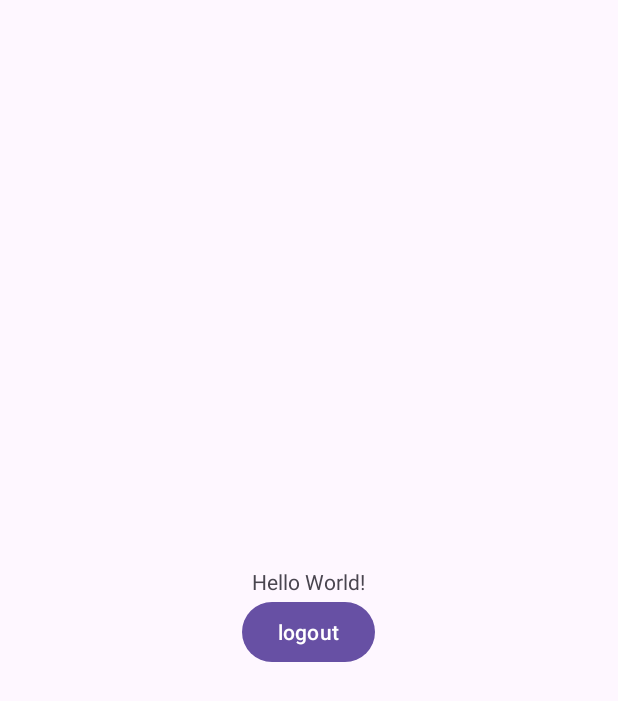
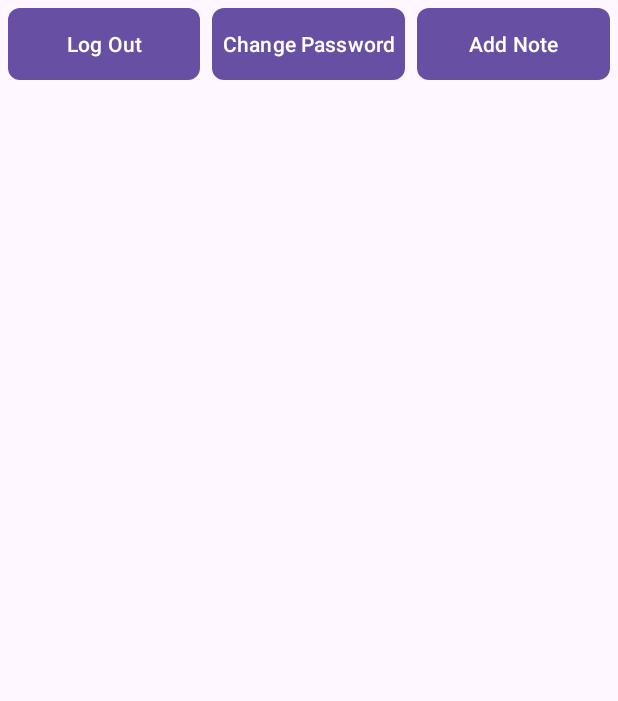
Before and after one commit to mikolaj4/secure-notepad-password-login, an Android app: the layout activity_main.xml on its own in the app's theme, with its tools: preview values and no code run, on a phone screen of 412 x 824 dp. Shown: the top 701 px of the screen. Run offline under Robolectric (Android 15) with nearby library versions, the phone set to English and light mode, and no system bars.

Commit message:
niedziela wieczor

```diff
--- a/app/src/main/AndroidManifest.xml
+++ b/app/src/main/AndroidManifest.xml
@@ -1,8 +1,6 @@
 <?xml version="1.0" encoding="utf-8"?>
 <manifest xmlns:android="http://schemas.android.com/apk/res/android"
     xmlns:tools="http://schemas.android.com/tools">
-
-    <uses-permission android:name="android.permission.INTERNET"/>
 
     <application
         android:allowBackup="true"
@@ -30,7 +28,8 @@
         </activity>
         <activity
             android:name=".MainActivity"
-            android:exported="true">
+            android:exported="true"
+            android:theme="@style/Theme.Material3.Light.NoActionBar">
         </activity>
     </application>
 
--- /dev/null
+++ b/app/src/main/res/drawable/rectangular_button_background.xml
@@ -0,0 +1,5 @@
+<?xml version="1.0" encoding="utf-8"?>
+<shape xmlns:android="http://schemas.android.com/apk/res/android">
+    <solid android:color="@color/cardview_dark_background" />
+    <corners android:radius="8dp" />
+</shape>
--- a/app/src/main/res/layout/activity_main.xml
+++ b/app/src/main/res/layout/activity_main.xml
@@ -5,21 +5,45 @@
     android:layout_width="match_parent"
     android:layout_height="match_parent"
     android:orientation="vertical"
-    android:gravity="center"
     tools:context=".MainActivity">
 
-    <TextView
-        android:id="@+id/user_details"
-        android:layout_width="wrap_content"
+
+    <LinearLayout
+        android:layout_width="match_parent"
         android:layout_height="wrap_content"
-        android:text="Hello World!"
-     />
+        android:orientation="horizontal"
+        android:padding="5dp">
 
-    <Button
-        android:id="@+id/logout_btn"
-        android:layout_width="wrap_content"
-        android:layout_height="wrap_content"
-        android:text="@string/logout_btn_txt"
-        />
+        <Button
+            android:id="@+id/btn_logout"
+            android:layout_width="0dp"
+            android:layout_height="match_parent"
+            android:layout_weight="1"
+            android:layout_marginEnd="8dp"
+            android:padding="5dp"
+            android:background="@drawable/rectangular_button_background"
+            android:text="Log Out" />
+
+        <Button
+            android:id="@+id/btn_change_password"
+            android:layout_width="0dp"
+            android:layout_height="match_parent"
+            android:layout_weight="1"
+            android:layout_marginEnd="8dp"
+            android:padding="5dp"
+            android:background="@drawable/rectangular_button_background"
+            android:text="Change Password" />
+
+        <Button
+            android:id="@+id/btn_add_note"
+            android:layout_width="0dp"
+            android:layout_height="match_parent"
+            android:layout_weight="1"
+            android:padding="5dp"
+            android:background="@drawable/rectangular_button_background"
+            android:text="Add Note" />
+
+    </LinearLayout>
+
 
 </LinearLayout>
--- a/app/src/main/res/values-night/themes.xml
+++ b/app/src/main/res/values-night/themes.xml
@@ -1,6 +1,6 @@
 <resources xmlns:tools="http://schemas.android.com/tools">
     <!-- Base application theme. -->
-    <style name="Base.Theme.BSMnotatnik" parent="Theme.Material3.DayNight.NoActionBar">
+    <style name="Base.Theme.BSMnotatnik" parent="Theme.AppCompat.DayNight.NoActionBar">
         <!-- Customize your dark theme here. -->
         <!-- <item name="colorPrimary">@color/my_dark_primary</item> -->
     </style>
--- a/app/src/main/res/values/themes.xml
+++ b/app/src/main/res/values/themes.xml
@@ -1,9 +1,7 @@
 <resources xmlns:tools="http://schemas.android.com/tools">
     <!-- Base application theme. -->
-    <style name="Base.Theme.BSMnotatnik" parent="Theme.Material3.DayNight.NoActionBar">
-        <!-- Customize your light theme here. -->
-        <!-- <item name="colorPrimary">@color/my_light_primary</item> -->
+    <style name="Base.Theme.BSMnotatnik" parent="Theme.AppCompat.Light.NoActionBar">
+
     </style>
 
-    <style name="Theme.BSMnotatnik" parent="Base.Theme.BSMnotatnik" />
 </resources>
```
Also changed, not shown: app/src/main/java/com/example/bsm_notatnik/Login.java (+36 -31 lines), app/src/main/java/com/example/bsm_notatnik/MainActivity.java (+82 -28 lines), app/src/main/java/com/example/bsm_notatnik/Register.java (+56 -22 lines), app/src/main/res/layout/password_change_dialog.xml (added, +28 -0 lines).
